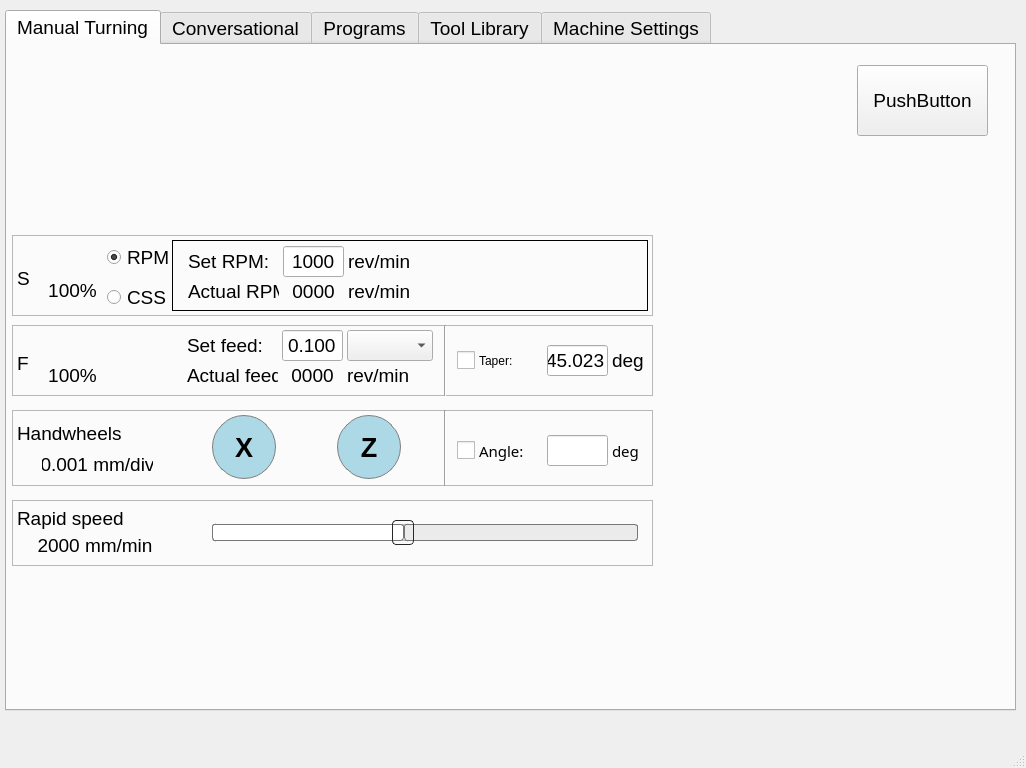
Qt form src/teachinlathe/ui/mainwindow.ui (85vmh/teachinlathe) before a commit.
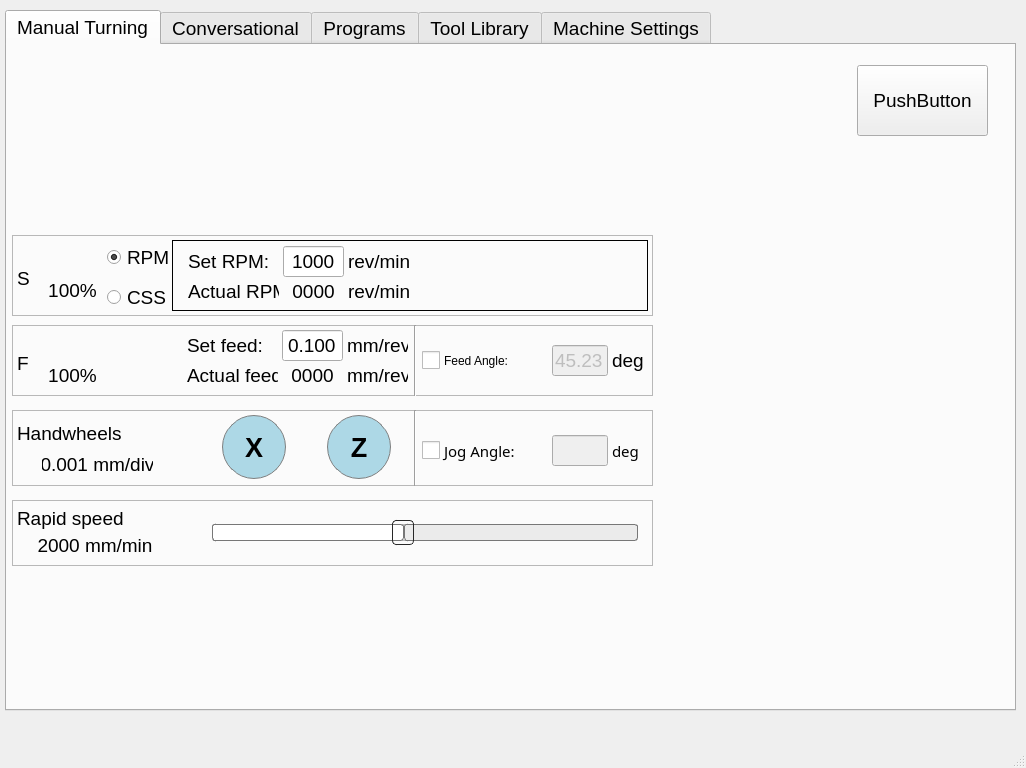
The same form after that commit. Custom widgets are drawn as their Qt base class.

Commit message: Feed Fix Attempt 2

```diff
--- a/src/teachinlathe/ui/mainwindow.ui
+++ b/src/teachinlathe/ui/mainwindow.ui
@@ -895,7 +895,7 @@
                <string notr="true">font: 11pt &quot;Noto Sans&quot;;</string>
               </property>
               <property name="text">
-               <string>rev/min</string>
+               <string>mm/rev</string>
               </property>
              </widget>
              <widget class="QLabel" name="label_31">
@@ -914,28 +914,6 @@
                <string>Actual feed:</string>
               </property>
              </widget>
-             <widget class="QComboBox" name="feedType">
-              <property name="geometry">
-               <rect>
-                <x>335</x>
-                <y>5</y>
-                <width>86</width>
-                <height>31</height>
-               </rect>
-              </property>
-              <property name="font">
-               <font>
-                <family>Noto Sans</family>
-                <pointsize>11</pointsize>
-               </font>
-              </property>
-              <property name="currentText">
-               <string/>
-              </property>
-              <property name="currentIndex">
-               <number>-1</number>
-              </property>
-             </widget>
              <widget class="QLabel" name="label_32">
               <property name="geometry">
                <rect>
@@ -955,7 +933,7 @@
              <widget class="Line" name="line_5">
               <property name="geometry">
                <rect>
-                <x>425</x>
+                <x>395</x>
                 <y>0</y>
                 <width>16</width>
                 <height>76</height>
@@ -968,9 +946,9 @@
              <widget class="QCheckBox" name="checkBoxTaperTurning">
               <property name="geometry">
                <rect>
-                <x>445</x>
+                <x>410</x>
                 <y>20</y>
-                <width>71</width>
+                <width>126</width>
                 <height>31</height>
                </rect>
               </property>
@@ -985,7 +963,7 @@
     }</string>
               </property>
               <property name="text">
-               <string>Taper:</string>
+               <string>Feed Angle:</string>
               </property>
               <property name="iconSize">
                <size>
@@ -1010,12 +988,15 @@
                <string>deg</string>
               </property>
              </widget>
-             <widget class="QLineEdit" name="inputTaperAngle">
+             <widget class="QLineEdit" name="inputFeedAngle">
+              <property name="enabled">
+               <bool>false</bool>
+              </property>
               <property name="geometry">
                <rect>
-                <x>535</x>
+                <x>540</x>
                 <y>20</y>
-                <width>61</width>
+                <width>56</width>
                 <height>31</height>
                </rect>
               </property>
@@ -1023,7 +1004,7 @@
                <string>font: 11pt &quot;Noto Sans&quot;;</string>
               </property>
               <property name="text">
-               <string>45.023</string>
+               <string>45.23</string>
               </property>
               <property name="alignment">
                <set>Qt::AlignCenter</set>
@@ -1051,6 +1032,22 @@
                <string>[{&quot;name&quot;: &quot;feed_override&quot;, &quot;property&quot;: &quot;Text&quot;, &quot;expression&quot;: &quot;str(int(ch[0]*100)) + '%'&quot;, &quot;channels&quot;: [{&quot;url&quot;: &quot;status:feedrate&quot;, &quot;trigger&quot;: true}]}]</string>
               </property>
              </widget>
+             <widget class="QLabel" name="actualFeedType_2">
+              <property name="geometry">
+               <rect>
+                <x>335</x>
+                <y>10</y>
+                <width>61</width>
+                <height>21</height>
+               </rect>
+              </property>
+              <property name="styleSheet">
+               <string notr="true">font: 11pt &quot;Noto Sans&quot;;</string>
+              </property>
+              <property name="text">
+               <string>mm/rev</string>
+              </property>
+             </widget>
             </widget>
             <widget class="QFrame" name="frame_3">
              <property name="geometry">
@@ -1250,7 +1247,7 @@
              <widget class="QPushButton" name="pushButton_3">
               <property name="geometry">
                <rect>
-                <x>200</x>
+                <x>210</x>
                 <y>5</y>
                 <width>64</width>
                 <height>64</height>
@@ -1282,7 +1279,7 @@
              <widget class="QPushButton" name="pushButton_4">
               <property name="geometry">
                <rect>
-                <x>325</x>
+                <x>315</x>
                 <y>5</y>
                 <width>64</width>
                 <height>64</height>
@@ -1314,7 +1311,7 @@
              <widget class="Line" name="line_9">
               <property name="geometry">
                <rect>
-                <x>425</x>
+                <x>395</x>
                 <y>0</y>
                 <width>16</width>
                 <height>76</height>
@@ -1324,12 +1321,15 @@
                <enum>Qt::Vertical</enum>
               </property>
              </widget>
-             <widget class="QLineEdit" name="inputRpm_7">
+             <widget class="QLineEdit" name="inputJogAngle">
+              <property name="enabled">
+               <bool>false</bool>
+              </property>
               <property name="geometry">
                <rect>
-                <x>535</x>
+                <x>540</x>
                 <y>25</y>
-                <width>61</width>
+                <width>56</width>
                 <height>31</height>
                </rect>
               </property>
@@ -1370,9 +1370,9 @@
              <widget class="QCheckBox" name="checkBox_3">
               <property name="geometry">
                <rect>
-                <x>445</x>
+                <x>410</x>
                 <y>25</y>
-                <width>81</width>
+                <width>116</width>
                 <height>31</height>
                </rect>
               </property>
@@ -1396,7 +1396,7 @@
     }</string>
               </property>
               <property name="text">
-               <string>Angle:</string>
+               <string>Jog Angle:</string>
               </property>
              </widget>
              <widget class="QLabel" name="label_2">
```
Left out of the diff: 7 changed lines with no effect on the pictures. The commit also changes 2 other files.
